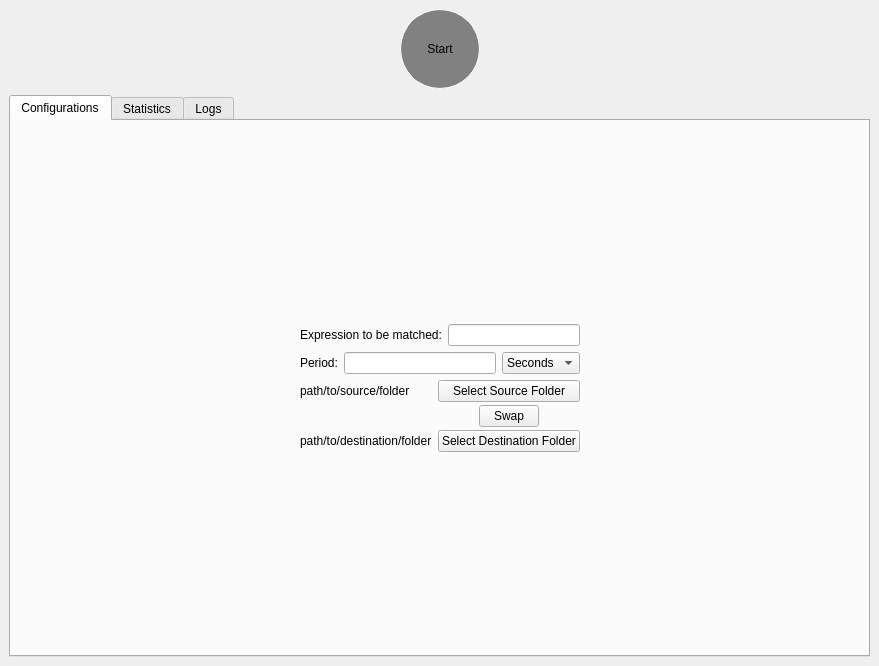
Qt form UI/mainWindow.ui (RodrigoMacielGodoy/PeriodicFileTransfer) before a commit.
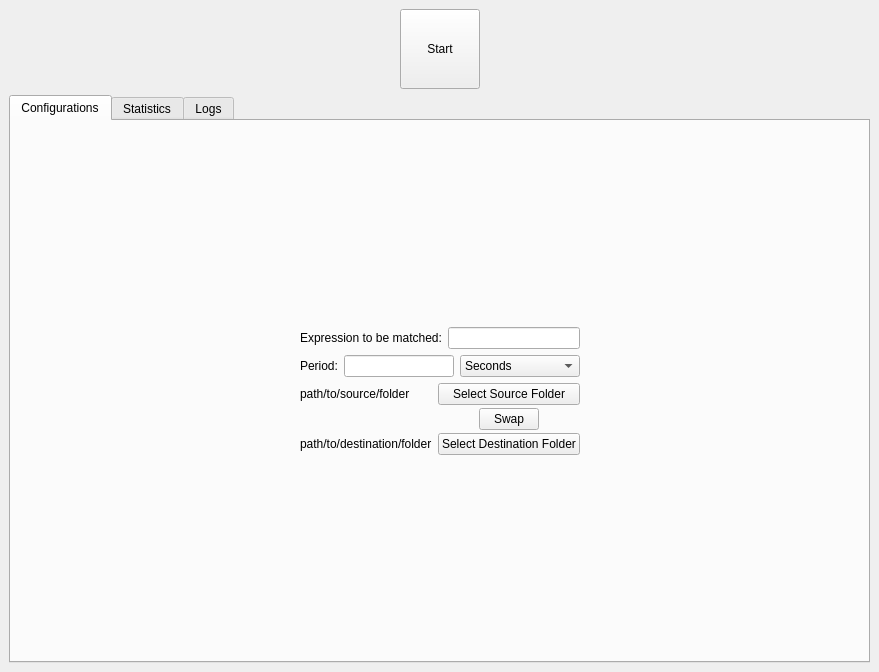
The same form after that commit. The open tabs and pages were chosen to show the change. Icons and pictures are not drawn.

Commit message: Modified UI stylesheet. Made the line chart display tooltip on mouse over.

Patch:
```diff
--- a/UI/mainWindow.ui
+++ b/UI/mainWindow.ui
@@ -7,17 +7,173 @@
     <x>0</x>
     <y>0</y>
     <width>879</width>
-    <height>666</height>
+    <height>672</height>
    </rect>
   </property>
   <property name="windowTitle">
    <string>Periodic File Transfer</string>
   </property>
+  <property name="styleSheet">
+   <string notr="true">QWidget{
+	color: white;
+	background-color:rgb(25, 35, 45);
+    border: 1px solid rgb(69, 83, 100);
+}
+
+QLabel{
+	border: 0;
+	background-color: transparent;
+}
+
+QPushButton{
+	background-color: rgb(69, 83, 100);
+	border-radius: 4px;
+    border: 0;
+}
+
+QPushButton:pressed{
+	background-color: rgb(84, 104, 122);
+	border-radius: 4px;
+    border: 0;
+}
+
+QMainWindow &gt; QWidget &gt; QPushButton[text=&quot;Start&quot;]{
+	background-color:rgb(104, 149, 102);
+	min-width: 80px;
+	max-width: 80px;
+	min-height: 80px;
+	max-height: 80px;
+	border-radius: 40px;
+}
+
+QMainWindow &gt; QWidget &gt; QPushButton[text=&quot;Stop&quot;]{
+	background-color: rgb(181, 74, 74);
+	min-width: 80px;
+	max-width: 80px;
+	min-height: 80px;
+	max-height: 80px;
+	border-radius: 40px;
+}
+
+QTabWidget::pane{
+    border: 0px;
+}
+
+QTabWidget::tab-bar{
+	alignment: center;
+}
+
+QTabBar{
+	border: 0;
+}
+
+QTabBar::tab {
+    background-color: rgb(69, 83, 100);
+    border: 0;
+	border-radius: 4px;
+	margin: 2px;
+    min-width: 10ex;
+	min-height: 5ex;
+    padding: 2px;
+}
+
+QTabBar::tab:selected, QTabBar::tab:selected:hover{
+    background:qlineargradient(spread:pad, x1:0.5, y1:0.5, x2:0.5, y2:1, stop:0.681818 rgba(84, 104, 122, 255), stop:0.7 rgba(52, 64, 216, 255));
+	margin-bottom: 0;
+	border-bottom-right-radius: 0px;
+	border-bottom-left-radius: 0px;
+}
+
+QTabBar::tab:hover {
+	background-color: rgb(84, 104, 122);
+}
+
+QTabBar::tab:!selected {
+    margin: 2px;
+}
+
+QScrollBar{
+    border: 0;
+    background: rgb(69, 83, 100);
+    height: 3ex;
+}
+
+QScrollBar::handle {
+    background: rgb(84, 104, 122);
+    min-width: 20px;
+}
+
+QTableWidget {
+    gridline-color: rgb(84, 104, 122);
+	selection-background-color: rgb(84, 104, 122);
+}
+
+QHeaderView::section {
+    background-color: rgb(84, 104, 122);
+    border-style: none;
+    border-bottom: 1px solid white;
+}
+
+QComboBox {
+    border: 1px solid rgb(84, 104, 122);
+    border-radius: 4px;
+	background-color: rgb(84, 104, 122);
+}
+
+QComboBox:on {
+    padding-top: 3px;
+    padding-left: 4px;
+}
+
+QComboBox::drop-down {
+    subcontrol-origin: margin;
+    subcontrol-position: top right;
+    min-width: 24px;
+    border-left-width: 1px;
+    border-left-color:rgb(69, 83, 100);
+    border-left-style: solid;
+    border-top-right-radius: 3px;
+    border-bottom-right-radius: 3px;
+}
+
+QComboBox::down-arrow:on {
+    top: 1px;
+    left: 1px;
+}
+
+QComboBox::down-arrow {
+	image: url(:/Icons/arrow-down-outline.svg);
+}
+
+QComboBox QAbstractItemView {
+    border: 1px solid rgb(69, 83, 100);
+    selection-background-color: rgb(84, 104, 122);
+}
+
+QLineEdit {
+    selection-background-color: rgb(84, 104, 122);
+}
+
+
+QWidget:disabled{
+    color: rgb(85, 104, 124);
+}
+
+QPushButton:disabled{
+	background-color: rgb(34, 41, 49);
+}
+
+QLineEdit:disabled{
+    background-color: rgb(34, 41, 49);
+}
+
+QComboBox:disabled{
+    background-color: rgb(34, 41, 49);
+}</string>
+  </property>
   <widget class="QWidget" name="centralwidget">
    <property name="styleSheet">
-    <string notr="true">QWidget#centralWidget{
-	background-color: rgb(50, 50, 50);
-}</string>
+    <string notr="true"/>
    </property>
    <layout class="QVBoxLayout" name="verticalLayout_3">
     <item>
@@ -50,16 +206,7 @@
          </size>
         </property>
         <property name="styleSheet">
-         <string notr="true">QPushButton{
-	color:black;
-	background-color:rgb(129, 129, 129);
-	border-radius: 40px;
-	border: 1px solid white;
-}
-
-QPushButton:pressed{
-	border: none;
-}</string>
+         <string notr="true"/>
         </property>
         <property name="text">
          <string>Start</string>
@@ -129,6 +276,9 @@
            <layout class="QHBoxLayout" name="horizontalLayout_5">
             <item>
              <widget class="QLabel" name="lb_file_regex">
+              <property name="enabled">
+               <bool>true</bool>
+              </property>
               <property name="text">
                <string>Expression to be matched:</string>
               </property>
@@ -154,6 +304,9 @@
             </item>
             <item>
              <widget class="QLineEdit" name="le_period">
+              <property name="enabled">
+               <bool>true</bool>
+              </property>
               <property name="alignment">
                <set>Qt::AlignCenter</set>
               </property>
@@ -161,6 +314,15 @@
             </item>
             <item>
              <widget class="QComboBox" name="cb_period_unit">
+              <property name="enabled">
+               <bool>true</bool>
+              </property>
+              <property name="minimumSize">
+               <size>
+                <width>120</width>
+                <height>0</height>
+               </size>
+              </property>
               <item>
                <property name="text">
                 <string>Seconds</string>
```
Left out of the diff: 6 changed lines with no effect on the pictures. The commit also changes 7 other files.
